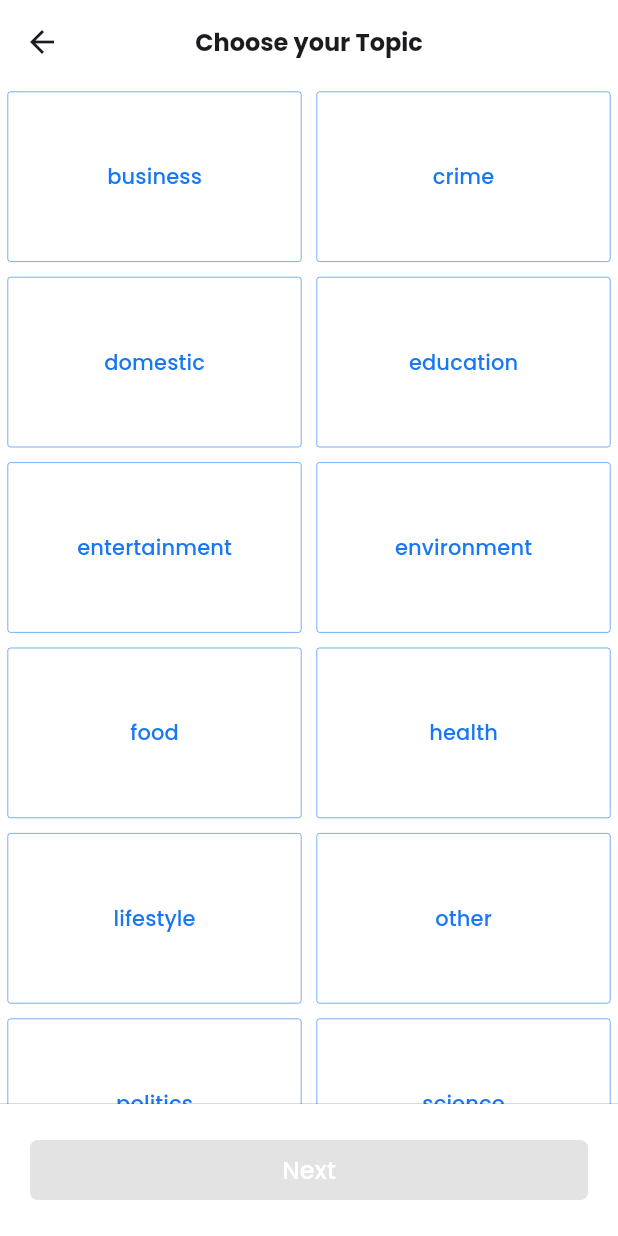
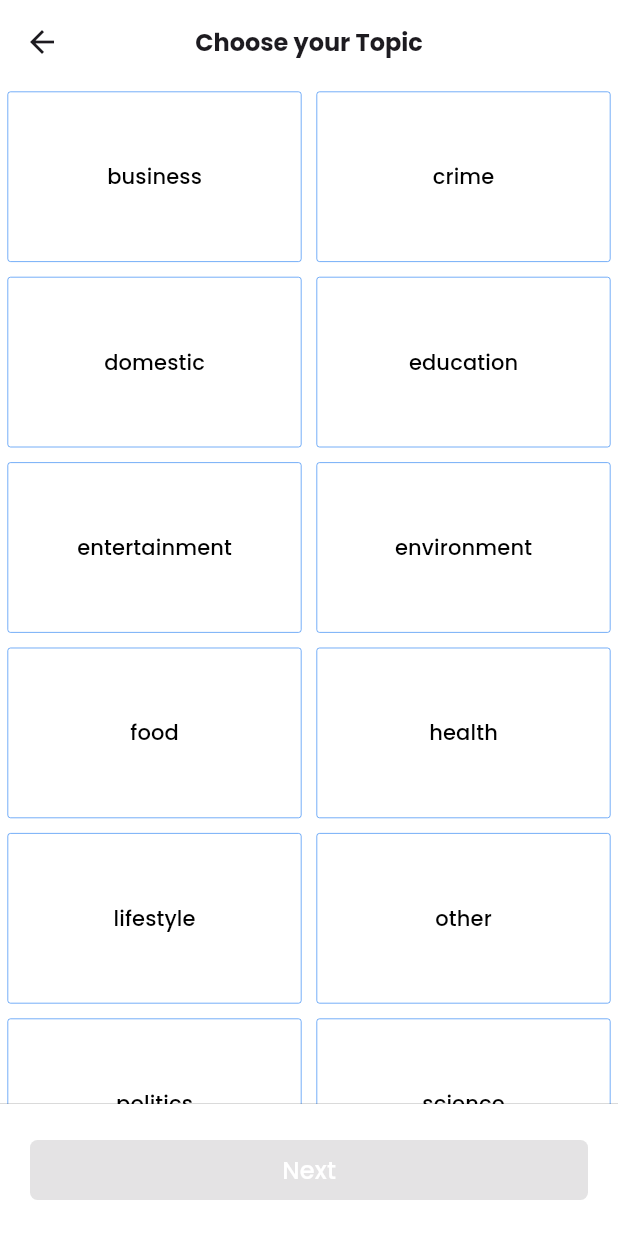
Before and after one commit to Aslmmon/Planet-News, a Flutter app: the screen it shows after launch, after a tap on "🇦🇩", after a tap on "Next", on a phone screen of 412 x 824 dp. Run offline on Flutter 3.47's test engine with Material 3 defaults, Android fonts, the phone set to English and light mode, and no system bars; our stand-ins replace chopper, equatable, flutter_riverpod, go_router, google_fonts, google_mobile_ads and 5 more; generated files the repository leaves out were written again; network calls fail.

Commit message:
* added change themes using riveropod state

```diff
--- a/lib/components/CountryFlag.dart
+++ b/lib/components/CountryFlag.dart
@@ -27,9 +27,10 @@ class CountryItem extends ConsumerWidget {
         ref.read(IndexProvider.notifier).state = indexItem;
       },
       child: Container(
-
         padding: const EdgeInsets.all(8.0),
-        color: isSelected ? AppBlueColor.withOpacity(0.8) : Colors.white,
+        color: isSelected
+            ? AppBlueColor.withOpacity(0.8)
+            : Theme.of(context).scaffoldBackgroundColor,
         child: Row(
           children: [
             Text(
@@ -39,7 +40,9 @@ class CountryItem extends ConsumerWidget {
             const SizedBox(width: 10),
             Text(country.name ?? '',
                 style: Theme.of(context).textTheme.titleSmall?.copyWith(
-                    color: isSelected ? Colors.white : Colors.black)),
+                    color: isSelected
+                        ? Colors.white
+                        : Theme.of(context).primaryColor)),
             isSelected
                 ? const Expanded(
                     child: Icon(
--- a/lib/components/MainLayout.dart
+++ b/lib/components/MainLayout.dart
@@ -17,12 +17,14 @@ class Mainlayout extends ConsumerWidget {
   @override
   Widget build(BuildContext context, WidgetRef ref) {
     return Scaffold(
-        backgroundColor: Colors.white,
+        backgroundColor: Theme.of(context).scaffoldBackgroundColor,
         appBar: AppBar(
-            backgroundColor: Colors.white,
             title: Text(
               AppBarTitle,
-              style: Theme.of(context).textTheme.titleLarge?.copyWith(fontWeight: FontWeight.bold,fontSize: 16),
+              style: Theme.of(context)
+                  .textTheme
+                  .titleLarge
+                  ?.copyWith(fontWeight: FontWeight.bold, fontSize: 16),
             ),
             centerTitle: true),
         body: Column(
--- a/lib/components/SearchBox.dart
+++ b/lib/components/SearchBox.dart
@@ -14,13 +14,12 @@ class SearchBox extends StatelessWidget {
   @override
   Widget build(BuildContext context) {
     return Container(
-
       padding: const EdgeInsets.symmetric(horizontal: 5),
       margin: const EdgeInsets.all(5),
       decoration: BoxDecoration(
-        color: Colors.white,
+        color: Theme.of(context).scaffoldBackgroundColor,
         border: Border.all(
-          color: Colors.black,
+          color: Theme.of(context).primaryColor,
           width: 0.5,
         ),
         borderRadius: BorderRadius.circular(5),
@@ -30,7 +29,7 @@ class SearchBox extends StatelessWidget {
         onChanged: onChanged,
         decoration: const InputDecoration(
           border: InputBorder.none,
-          labelText: 'search',
+          labelText: 'Search',
           suffixIcon: Icon(Icons.search),
         ),
       ),
--- a/lib/components/TopicsItem.dart
+++ b/lib/components/TopicsItem.dart
@@ -44,17 +44,19 @@ class BorderdContainer extends StatelessWidget {
     return Container(
       margin: const EdgeInsets.all(5),
       decoration: BoxDecoration(
-        color: isSelectedTopic ? AppBlueColor : Colors.white,
+        color: isSelectedTopic
+            ? AppBlueColor
+            : Theme.of(context).scaffoldBackgroundColor,
         border: Border.all(width: 0.4, color: AppBlueColor),
         borderRadius: const BorderRadius.all(Radius.circular(2.0)),
       ),
       child: Center(
           child: Text(
         topicName,
-        style: Theme.of(context)
-            .textTheme
-            .titleSmall
-            ?.copyWith(color: isSelectedTopic ? Colors.white : AppBlueColor),
+        style: Theme.of(context).textTheme.titleSmall?.copyWith(
+            color: isSelectedTopic
+                ? Colors.white
+                : Theme.of(context).primaryColor),
       )),
     );
   }
--- a/lib/main.dart
+++ b/lib/main.dart
@@ -31,10 +31,10 @@ class NewsApp extends ConsumerWidget {
 
   @override
   Widget build(BuildContext context, WidgetRef ref) {
-      final theme = ref.watch(themeProvider);
+    final theme = ref.watch(themeProvider);
     return MaterialApp.router(
-      theme: theme,
-        themeMode: ThemeMode.light,
+        theme: ref.read(themeProvider.notifier).getTheme(),
+        themeMode: ThemeMode.dark,
         routerConfig: AppNavigation.appRouter,
         builder: (BuildContext context, Widget? widget) {
           ErrorWidget.builder = (FlutterErrorDetails errorDetails) {
--- a/lib/ui/countryChooser/CountryChooserScreen.dart
+++ b/lib/ui/countryChooser/CountryChooserScreen.dart
@@ -49,7 +49,7 @@ class _CountryChooserScreen extends ConsumerState<CountryChooserScreen> {
                           .onSearchUser(searchText, originalList);
                     }),
                 Expanded(
-                  child: ListView.builder(
+                  child:  ListView.builder(
                         scrollDirection: Axis.vertical,
                         shrinkWrap: true,
                         itemCount: FilterdList.isEmpty
--- a/lib/ui/mainHome/MainHome.dart
+++ b/lib/ui/mainHome/MainHome.dart
@@ -44,10 +44,10 @@ class _MainhomeState extends ConsumerState<Mainhome> {
     final user = ref.watch(userProvider);
     return Scaffold(
       bottomNavigationBar: BottomNavigationBar(
-        type: BottomNavigationBarType.shifting,
+        type: BottomNavigationBarType.fixed,
         // Shifting
-        selectedItemColor: AppBlueColor,
-        unselectedItemColor: Colors.grey,
+        selectedItemColor: Theme.of(context).primaryColor,
+        unselectedItemColor: Theme.of(context).primaryColor,
 
         items: const [
           BottomNavigationBarItem(
```
Also changed, not shown: lib/components/CountryChooserWidget.dart (+8 -3 lines), lib/components/LatestTopicItem.dart (+15 -5 lines), lib/ui/mainHome/profile/SettingsScreen.dart (+15 -4 lines), lib/ui/theme/theme.dart (+32 -13 lines). Lines whose indentation alone changed are shown as unchanged.
